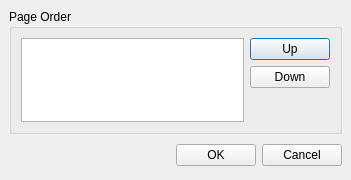
First picture: the form in tools/designer/src/lib/shared/orderdialog.ui, repository Fat-Zer/qt4-historical, before the edit.
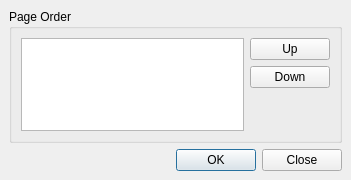
Second picture: the form after the edit.

Patch:
```diff
--- a/tools/designer/src/lib/shared/orderdialog.ui
+++ b/tools/designer/src/lib/shared/orderdialog.ui
@@ -86,41 +86,14 @@
     </widget>
    </item>
    <item>
-    <layout class="QHBoxLayout" >
-     <property name="margin" >
-      <number>0</number>
+    <widget class="QDialogButtonBox" name="buttonBox" >
+     <property name="orientation" >
+      <enum>Qt::Horizontal</enum>
      </property>
-     <property name="spacing" >
-      <number>6</number>
+     <property name="standardButtons" >
+      <set>QDialogButtonBox::Close|QDialogButtonBox::NoButton|QDialogButtonBox::Ok</set>
      </property>
-     <item>
-      <spacer>
-       <property name="orientation" >
-        <enum>Qt::Horizontal</enum>
-       </property>
-       <property name="sizeHint" >
-        <size>
-         <width>131</width>
-         <height>31</height>
-        </size>
-       </property>
-      </spacer>
-     </item>
-     <item>
-      <widget class="QPushButton" name="okButton" >
-       <property name="text" >
-        <string>OK</string>
-       </property>
-      </widget>
-     </item>
-     <item>
-      <widget class="QPushButton" name="cancelButton" >
-       <property name="text" >
-        <string>Cancel</string>
-       </property>
-      </widget>
-     </item>
-    </layout>
+    </widget>
    </item>
   </layout>
  </widget>
```
Left out of the diff: 60 changed lines with no effect on the pictures.
